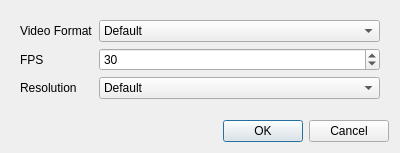
The window that video_settings.ui (locaal-ai/scoresight) describes before a commit, drawn with Qt 5.
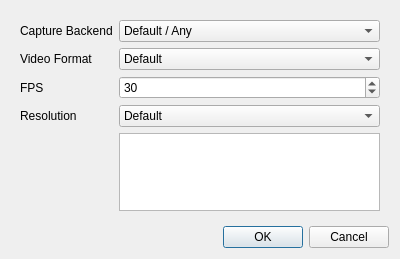
The same window after the commit.

```diff
--- a/video_settings.ui
+++ b/video_settings.ui
@@ -7,34 +7,24 @@
     <x>0</x>
     <y>0</y>
     <width>400</width>
-    <height>153</height>
+    <height>259</height>
    </rect>
   </property>
   <property name="windowTitle">
    <string>Dialog</string>
   </property>
   <layout class="QGridLayout" name="gridLayout">
-   <item row="2" column="0">
-    <widget class="QDialogButtonBox" name="buttonBox">
-     <property name="orientation">
-      <enum>Qt::Horizontal</enum>
-     </property>
-     <property name="standardButtons">
-      <set>QDialogButtonBox::Cancel|QDialogButtonBox::Ok</set>
-     </property>
-    </widget>
-   </item>
    <item row="1" column="0">
     <widget class="QWidget" name="widget" native="true">
      <layout class="QFormLayout" name="formLayout">
-      <item row="1" column="0">
+      <item row="2" column="0">
        <widget class="QLabel" name="label">
         <property name="text">
          <string>Video Format</string>
         </property>
        </widget>
       </item>
-      <item row="1" column="1">
+      <item row="2" column="1">
        <widget class="QComboBox" name="comboBox_fourcc">
         <item>
          <property name="text">
@@ -43,14 +33,14 @@
         </item>
        </widget>
       </item>
-      <item row="2" column="0">
+      <item row="3" column="0">
        <widget class="QLabel" name="label_2">
         <property name="text">
          <string>FPS</string>
         </property>
        </widget>
       </item>
-      <item row="2" column="1">
+      <item row="3" column="1">
        <widget class="QSpinBox" name="spinBox_fps">
         <property name="minimum">
          <number>1</number>
@@ -63,14 +53,14 @@
         </property>
        </widget>
       </item>
-      <item row="3" column="0">
+      <item row="4" column="0">
        <widget class="QLabel" name="label_3">
         <property name="text">
          <string>Resolution</string>
         </property>
        </widget>
       </item>
-      <item row="3" column="1">
+      <item row="4" column="1">
        <widget class="QComboBox" name="comboBox_resolution">
         <item>
          <property name="text">
@@ -134,9 +124,38 @@
         </item>
        </widget>
       </item>
+      <item row="5" column="1">
+       <widget class="QPlainTextEdit" name="plainTextEdit_videoProps"/>
+      </item>
+      <item row="1" column="0">
+       <widget class="QLabel" name="label_4">
+        <property name="text">
+         <string>Capture Backend</string>
+        </property>
+       </widget>
+      </item>
+      <item row="1" column="1">
+       <widget class="QComboBox" name="comboBox_captureBackend">
+        <item>
+         <property name="text">
+          <string>Default / Any</string>
+         </property>
+        </item>
+       </widget>
+      </item>
      </layout>
     </widget>
    </item>
+   <item row="3" column="0">
+    <widget class="QDialogButtonBox" name="buttonBox">
+     <property name="orientation">
+      <enum>Qt::Horizontal</enum>
+     </property>
+     <property name="standardButtons">
+      <set>QDialogButtonBox::Cancel|QDialogButtonBox::Ok</set>
+     </property>
+    </widget>
+   </item>
   </layout>
  </widget>
  <resources/>
```
